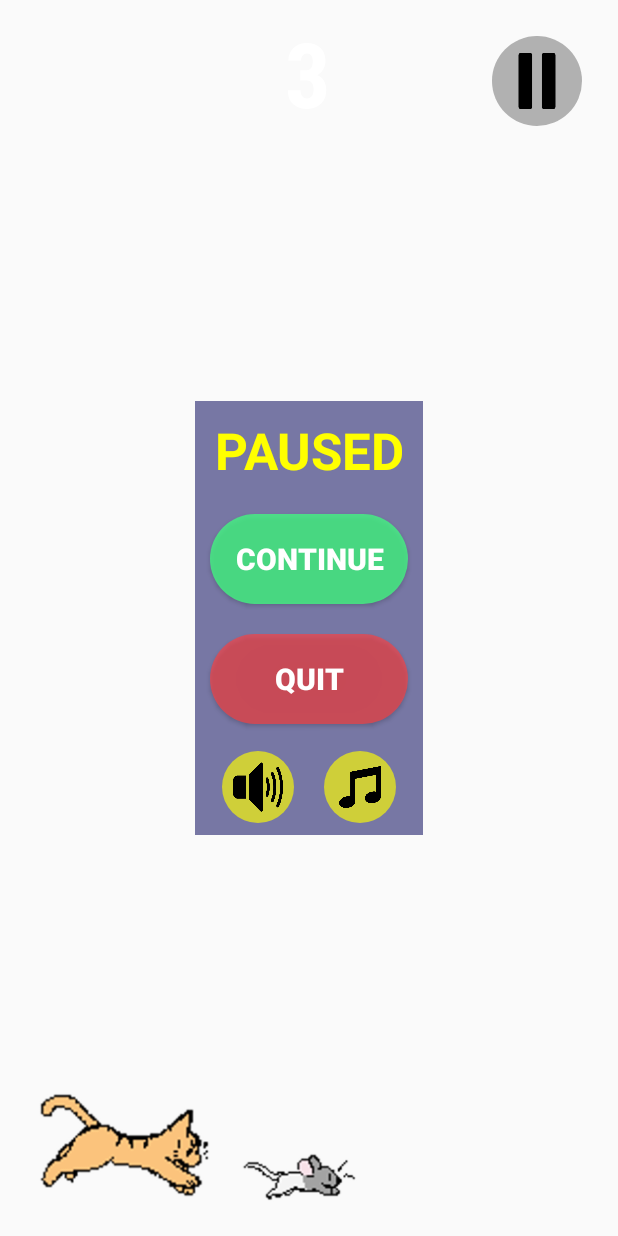
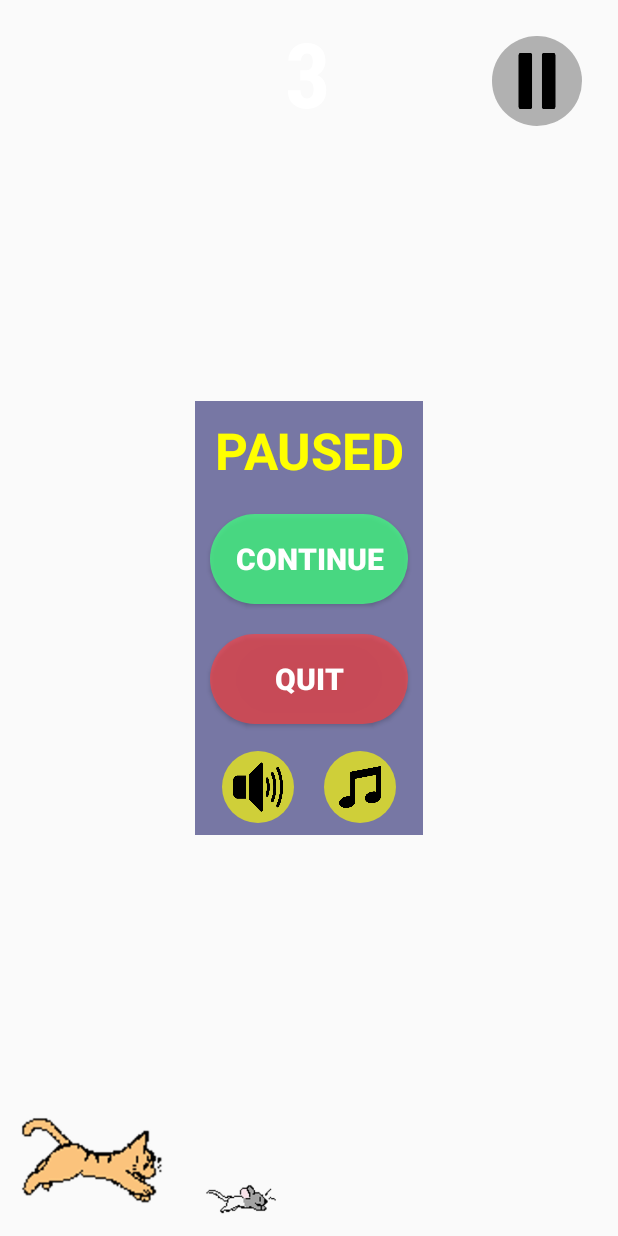
Before and after one commit to DLSUliogarcia/mobdevemco, an Android app built with Jetpack Compose: the GameActivity screen opened directly, with no data from a screen before it, after a tap on an icon or button, on a phone screen of 412 x 824 dp. Run offline under Robolectric (Android 15) with nearby library versions, the phone set to English and light mode, and no system bars; libraries missing offline, so code that uses them is left out: com.q42.android; plain views replace ScrollingImageView; 5 statements that could not run were skipped.

Commit message:
The Cat Jumps

```diff
--- a/app/src/main/java/com/mobdeve/s15/cabinbin/garcia/mco/GameActivity.kt
+++ b/app/src/main/java/com/mobdeve/s15/cabinbin/garcia/mco/GameActivity.kt
@@ -1,5 +1,9 @@
 package com.mobdeve.s15.cabinbin.garcia.mco
 
+import android.animation.Animator
+import android.animation.AnimatorListenerAdapter
+import android.animation.AnimatorSet
+import android.animation.ObjectAnimator
 import android.content.Intent
 import android.os.Bundle
 import android.os.Handler
@@ -11,10 +15,21 @@ import android.widget.LinearLayout
 import android.widget.TextView
 import androidx.activity.ComponentActivity
 import android.media.MediaPlayer
+import android.view.MotionEvent
+import android.widget.ImageView
+import androidx.constraintlayout.widget.ConstraintLayout
 import com.q42.android.scrollingimageview.ScrollingImageView
 
 class GameActivity : ComponentActivity() {
+    //Cat
+    private lateinit var cat: ImageView
+    private var isCatMidair = false
+    private lateinit var catJumpAnimatorSet: AnimatorSet
+    private lateinit var catJumpAnimator: ObjectAnimator
+    private lateinit var catFallAnimator: ObjectAnimator
+
     //Background Thread
+    private lateinit var screenLayout: ConstraintLayout
     private lateinit var background: ScrollingImageView
 
     //OST Thread
@@ -31,6 +46,7 @@ class GameActivity : ComponentActivity() {
 
     //Pause Menu Buttons
     private lateinit var pauseBtn: ImageButton
+    private var isGamePaused = false
     private lateinit var pauseMenu: LinearLayout
     private lateinit var contBtn: Button
     private lateinit var quitBtn: Button
@@ -52,6 +68,25 @@ class GameActivity : ComponentActivity() {
         this.background = findViewById(R.id.scrollingBG)
         this.background.start()
 
+        //Cat
+        // Inside onCreate() method
+        this.cat = findViewById(R.id.game_cat)
+        this.catJumpAnimatorSet = AnimatorSet()
+
+        //Screen
+        this.screenLayout = findViewById(R.id.game_bg)
+        this.screenLayout.setOnTouchListener { _, event ->
+            when (event.action) {
+                MotionEvent.ACTION_DOWN -> {
+                    // Perform the jump animation if the cat is not midair
+                    if (!this.isCatMidair) {
+                        catJump()
+                    }
+                }
+            }
+            true
+        }
+
         //Music
         this.ostPlayer = MediaPlayer.create(this, R.raw.game_ost)
         initMusicHandler()
@@ -61,16 +96,20 @@ class GameActivity : ComponentActivity() {
         this.pauseMenu = findViewById(R.id.pauseMenu)
         this.pauseMenu.visibility = View.INVISIBLE
         this.pauseBtn.setOnClickListener{
+            this.isGamePaused = true
             this.background.stop()
             this.pauseMenu.visibility = View.VISIBLE
             this.scoreHandler.removeCallbacks(this.scoreRunnable)
+            pauseCatAnimation()
         }
         //Pause Menu: Continue Button
         this.contBtn = findViewById(R.id.continueBtn)
         this.contBtn.setOnClickListener{
+            this.isGamePaused = false
             this.background.start()
             this.pauseMenu.visibility = View.INVISIBLE
             this.scoreHandler.postDelayed(this.scoreRunnable, 500)
+            resumeCatAnimation()
         }
         //Pause Menu: Quit Button
         this.quitBtn = findViewById(R.id.quitBtn)
@@ -115,12 +154,6 @@ class GameActivity : ComponentActivity() {
         this.scoreHandler.removeCallbacks(this.scoreRunnable)
     }
 
-    private fun initBGHandler() {
-    }
-
-    private fun drawBackground() {
-    }
-
     //Music Handler
     private fun initMusicHandler() {
         this.ostHandler = Handler(Looper.getMainLooper())
@@ -146,4 +179,50 @@ class GameActivity : ComponentActivity() {
         this.scoreTextView.text = this.score.toString()
     }
 
+    private fun catJump() {
+        if (!isCatMidair && !isGamePaused) {
+            isCatMidair = true
+            val jumpHeight = 300f // Adjust the jump height as needed
+
+            // Create the jump animation
+            this.catJumpAnimator = ObjectAnimator.ofFloat(cat, "translationY", -jumpHeight)
+            this.catJumpAnimator.duration = 500 // Adjust the duration of the jump animation as needed
+
+            // Create the fall animation
+            this.catFallAnimator = ObjectAnimator.ofFloat(cat, "translationY", 0f)
+            this.catFallAnimator.duration = 500 // Adjust the duration of the fall animation as needed
+
+            // Play the jump and fall animations sequentially
+            this.catJumpAnimatorSet = AnimatorSet()
+            this.catJumpAnimatorSet.playSequentially(this.catJumpAnimator , this.catFallAnimator)
+
+            // Set the listener to update isCatMidair to false after the fall animation
+            this.catJumpAnimatorSet.addListener(object : AnimatorListenerAdapter() {
+                override fun onAnimationEnd(animation: Animator) {
+                    isCatMidair = false
+                }
+            })
+
+            this.catJumpAnimatorSet.start()
+        }
+    }
+
+    private fun pauseCatAnimation() {
+        if (this.catJumpAnimator.isRunning) {
+            this.catJumpAnimator.pause()
+        }
+        if (this.catFallAnimator.isRunning) {
+            this.catFallAnimator.pause()
+        }
+    }
+
+    private fun resumeCatAnimation() {
+        if (this.catJumpAnimator.isPaused) {
+            this.catJumpAnimator.resume()
+        }
+        if (this.catFallAnimator.isPaused) {
+            this.catFallAnimator.resume()
+        }
+    }
+
 }
--- a/app/src/main/res/layout/game_layout.xml
+++ b/app/src/main/res/layout/game_layout.xml
@@ -1,10 +1,10 @@
 <?xml version="1.0" encoding="utf-8"?>
 <androidx.constraintlayout.widget.ConstraintLayout xmlns:android="http://schemas.android.com/apk/res/android"
     xmlns:app="http://schemas.android.com/apk/res-auto"
-    xmlns:tools="http://schemas.android.com/tools"
+    xmlns:scrolling_image_view="http://schemas.android.com/apk/res-auto"
+    android:id="@+id/game_bg"
     android:layout_width="match_parent"
     android:layout_height="match_parent"
-    xmlns:scrolling_image_view="http://schemas.android.com/apk/res-auto"
     android:visibility="visible">
 
     <com.q42.android.scrollingimageview.ScrollingImageView
@@ -13,27 +13,27 @@
         android:layout_height="wrap_content"
         android:layout_gravity="bottom"
         android:scaleY="0.6"
-        scrolling_image_view:layout_constraintBottom_toBottomOf="parent"
-        scrolling_image_view:layout_constraintEnd_toEndOf="parent"
-        scrolling_image_view:layout_constraintStart_toStartOf="parent"
-        scrolling_image_view:layout_constraintTop_toTopOf="parent"
-        scrolling_image_view:source="@drawable/background"
-        scrolling_image_view:speed="120dp" />
+        app:layout_constraintBottom_toBottomOf="parent"
+        app:layout_constraintEnd_toEndOf="parent"
+        app:layout_constraintStart_toStartOf="parent"
+        app:layout_constraintTop_toTopOf="parent"
+        app:speed="150dp"
+        scrolling_image_view:source="@drawable/background" />
 
     <ImageView
         android:id="@+id/game_cat"
-        android:layout_width="120dp"
-        android:layout_height="120dp"
-        android:layout_marginStart="24dp"
+        android:layout_width="100dp"
+        android:layout_height="100dp"
+        android:layout_marginStart="12dp"
         android:src="@drawable/cat_run"
         app:layout_constraintBottom_toBottomOf="parent"
         app:layout_constraintStart_toStartOf="parent" />
 
     <ImageView
         android:id="@+id/game_mouse"
-        android:layout_width="80dp"
-        android:layout_height="80dp"
-        android:layout_marginStart="16dp"
+        android:layout_width="50dp"
+        android:layout_height="50dp"
+        android:layout_marginStart="24dp"
         android:src="@drawable/rat"
         app:layout_constraintBottom_toBottomOf="parent"
         app:layout_constraintStart_toEndOf="@+id/game_cat" />
@@ -45,6 +45,7 @@
         android:layout_marginTop="8dp"
         android:fontFamily="sans-serif-condensed"
         android:gravity="center"
+        android:text="   "
         android:textAlignment="center"
         android:textColor="#FFFFFF"
         android:textSize="60sp"
```
Also changed, not shown: 77 other files.
